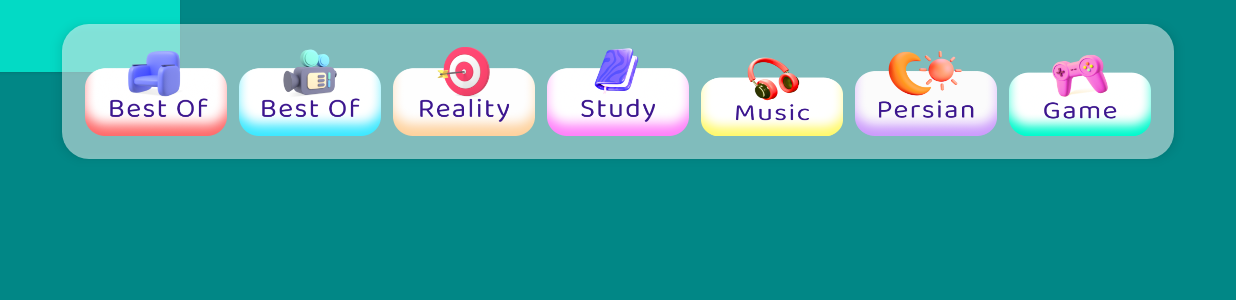
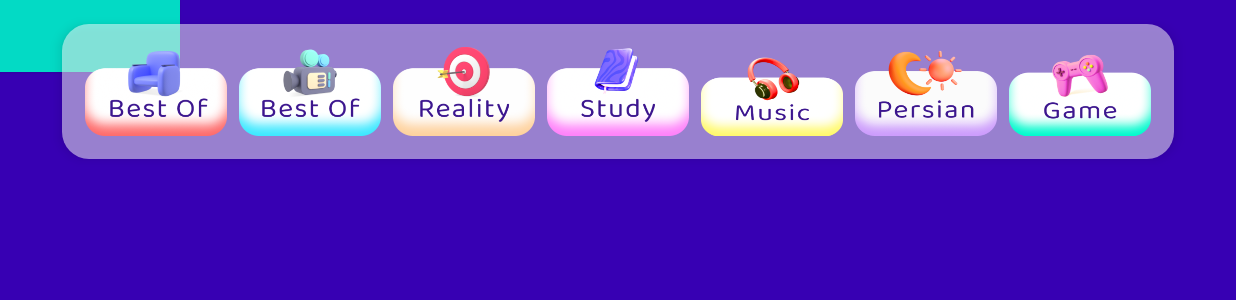
Before and after one commit to Bifekr/popittv, an Android app: the screen it shows after launch (MainActivity), after a tap on an icon or button, on a phone screen of 824 x 412 dp (held sideways). Shown: the top 300 px of the screen. Run offline under Robolectric (Android 15) with nearby library versions, the phone set to English and light mode, and no system bars; our stand-ins replace data binding.

Commit message:
Revert "add color"
This reverts commit 7a55b547

```diff
--- a/app/src/main/res/layout/fragment_main_1.xml
+++ b/app/src/main/res/layout/fragment_main_1.xml
@@ -6,7 +6,7 @@
   <androidx.constraintlayout.widget.ConstraintLayout
     android:layout_width="match_parent"
     android:layout_height="match_parent"
-    android:background="@color/teal_700">
+    android:background="@color/purple_700">
 
     <Button
 android:background="@color/teal_200"
```
